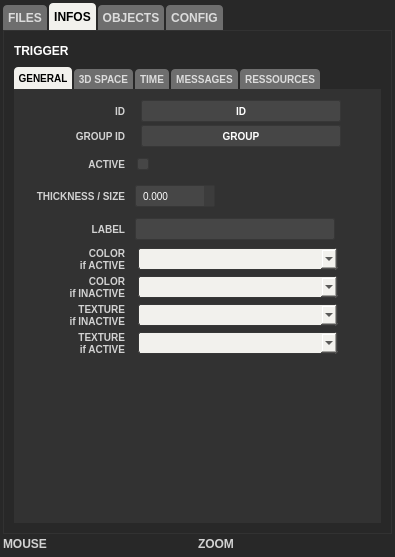
The window that gui/uiinspector.ui (buzzinglight/IanniX) describes before a commit, drawn with Qt 5.
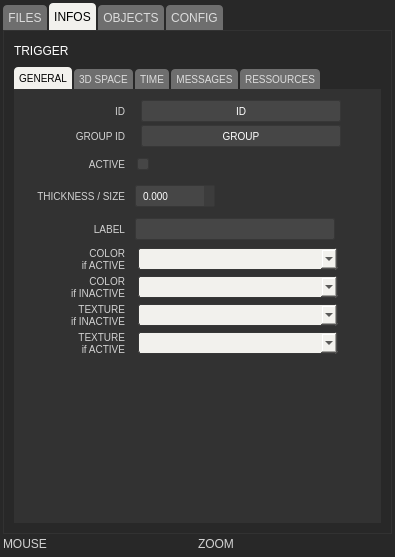
The same window after the commit. The open tabs and pages were chosen to show the change. Icons and pictures are not drawn. Custom widgets are drawn as their Qt base class.

What changed in the file:
```diff
--- a/gui/uiinspector.ui
+++ b/gui/uiinspector.ui
@@ -15,7 +15,7 @@
   </property>
   <property name="styleSheet">
    <string notr="true">QTabWidget, QLabel, QCheckBox, QLineEdit, QPlainTextEdit, QPushButton, QSpinBox, QDoubleSpinBox, QTreeView, QHeaderView, QTabBar, QComboBox, QFrame#globalFrame, QTabBar::tab, QTreeView, QHeaderView, QDockWidget, QStatusBar, QRadioButton {
-	font: 						10px &quot;Museo Sans&quot;, &quot;Arial&quot;;
+	font: 						10px &quot;Museo Sans&quot;, &quot;Museo Sans 500&quot;, &quot;Arial&quot;;
 	padding:					0px;
 	margin:					0px;
 	min-height: 				20px;
@@ -35,9 +35,6 @@
 QFrame#globalFrame, QFrame#transportFrame, QFrame#timeFrame, QFrame#optionFrame, QFrame#speedFrame, QFrame#logoFrame, QFrame#perfFrame, QDialog {
 	background-color: 	rgb(40, 40, 40);
 }
-QLabel, QTabBar::tab {
-	font: 						bold;
-}
 QLabel, QCheckBox, QRadioButton {
 	color: 						rgb(210, 210, 210);
 }
@@ -289,7 +286,7 @@
 	background-color: 	transparent;
 }
 QWidget#equationEdit {
-	font: 						10px &quot;Lucida Console&quot;, &quot;Monaco&quot;;
+	font: 						10px &quot;Lucida Console&quot;, &quot;Monaco&quot;, &quot;Monospace&quot;;
 }
 
 /* ----- */
@@ -401,9 +398,7 @@
             </property>
             <property name="styleSheet">
              <string notr="true">	color: white;
-	font: 12px;
-	font: bold;
-</string>
+	font: 12px;</string>
             </property>
             <property name="text">
              <string>TRIGGER</string>
@@ -494,9 +489,6 @@
                      <property name="toolTip">
                       <string>Changes the object ID</string>
                      </property>
-                     <property name="styleSheet">
-                      <string notr="true">font: bold;</string>
-                     </property>
                      <property name="text">
                       <string>ID</string>
                      </property>
@@ -567,9 +559,6 @@
                      <property name="toolTip">
                       <string>Changes the group ID</string>
                      </property>
-                     <property name="styleSheet">
-                      <string notr="true">font: bold;</string>
-                     </property>
                      <property name="text">
                       <string>GROUP</string>
                      </property>
```
Left out of the diff: 7 changed lines with no effect on the pictures.
